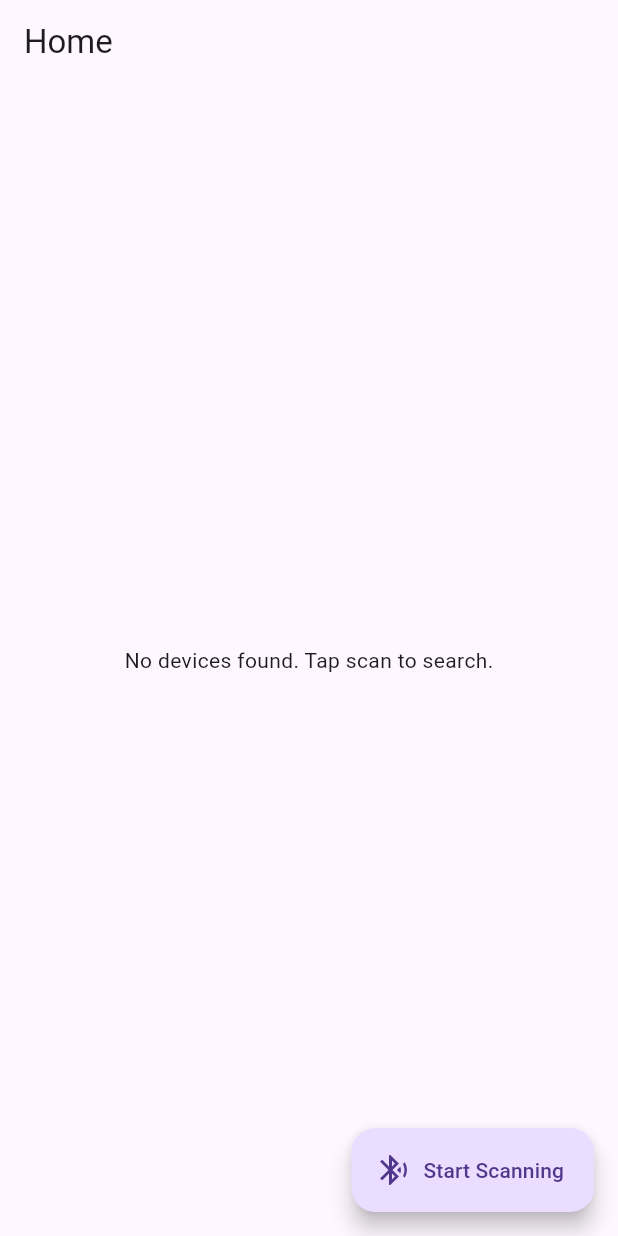
After one commit to survesufiyan/ble_scanner, a Flutter app: the screen it shows after launch, after a tap on "Start Scanning", on a phone screen of 412 x 824 dp. The commit adds this screen. Run offline on Flutter 3.47's test engine with Material 3 defaults, Android fonts, the phone set to English and light mode, and no system bars; our stand-ins replace flutter_blue_plus, permission_handler.

Commit message:
updated code

```diff
--- /dev/null
+++ b/lib/homepage.dart
@@ -0,0 +1,126 @@
+import 'package:flutter/material.dart';
+import 'package:flutter_blue_plus/flutter_blue_plus.dart';
+import 'package:permission_handler/permission_handler.dart';
+import 'dart:async';
+import 'package:ble_device/connectdevice.dart';
+
+class Home extends StatefulWidget {
+  const Home({Key? key}) : super(key: key);
+
+  @override
+  State<Home> createState() => HomePage();
+}
+
+class HomePage extends State<Home> {
+  StreamSubscription<List<ScanResult>>? _scanSubscription;
+  List<ScanResult> _scanResults = [];
+  bool _isScanning = false;
+
+  Future<void> _checkPermissions() async {
+    if (await Permission.bluetoothScan.isDenied ||
+        await Permission.bluetoothConnect.isDenied ||
+        await Permission.location.isDenied) {
+      await [
+        Permission.bluetoothScan,
+        Permission.bluetoothConnect,
+        Permission.location,
+      ].request();
+    }
+  }
+
+  Future<void> _startScanByServiceUuid() async {
+    await _checkPermissions();
+
+    final adapterState = await FlutterBluePlus.adapterState.first;
+    if (adapterState != BluetoothAdapterState.on) {
+      ScaffoldMessenger.of(
+        context,
+      ).showSnackBar(SnackBar(content: Text('Bluetooth is not enabled.')));
+      return;
+    }
+
+    await _scanSubscription?.cancel();
+    _scanResults.clear();
+    setState(() {
+      _isScanning = true;
+    });
+
+    _scanSubscription = FlutterBluePlus.onScanResults.listen(
+      (results) {
+        setState(() {
+          _scanResults = results;
+        });
+      },
+      onError: (e) {
+        print("Scan error: $e");
+      },
+    );
+
+    try {
+      await FlutterBluePlus.startScan(
+        withServices: [Guid('6e400001-b5a3-f393-e0a9-e50e24dcca9e')],
+        timeout: const Duration(seconds: 15),
+      );
+      await FlutterBluePlus.isScanning.where((val) => val == false).first;
+    } catch (e) {
+      print("Scan failed: $e");
+    }
+    setState(() {
+      _isScanning = false;
+    });
+  }
+
+  Future<void> _stopScan() async {
+    await FlutterBluePlus.stopScan();
+    await _scanSubscription?.cancel();
+    setState(() {
+      _isScanning = false;
+    });
+  }
+
+  @override
+  Widget build(BuildContext context) {
+    // Filter scan results to only those advertising the service UUID
+    final filteredResults = _scanResults.where((result) {
+      final advertisedUuids = result.advertisementData.serviceUuids
+          .map((uuid) => uuid.toString().toLowerCase())
+          .toList();
+      return advertisedUuids.contains('6e400001-b5a3-f393-e0a9-e50e24dcca9e');
+    }).toList();
+    return Scaffold(
+      appBar: AppBar(title: Text('Home')),
+      body: filteredResults.isEmpty
+          ? Center(child: Text('No devices found. Tap scan to search.'))
+          : ListView.builder(
+              itemCount: filteredResults.length,
+              itemBuilder: (context, index) {
+                final result = filteredResults[index];
+                final name = result.device.name.isNotEmpty
+                    ? result.device.name
+                    : result.device.remoteId.toString();
+                return ListTile(
+                  title: Text(name),
+                  subtitle: Text('RSSI: ${result.rssi}'),
+                  trailing: ElevatedButton(
+                    child: Text('Connect'),
+                    onPressed: () {
+                      Navigator.push(
+                        context,
+                        MaterialPageRoute(
+                          builder: (context) =>
+                              ConnectDevice(scanResult: result),
+                        ),
+                      );
+                    },
+                  ),
+                );
+              },
+            ),
+      floatingActionButton: FloatingActionButton.extended(
+        onPressed: _isScanning ? _stopScan : _startScanByServiceUuid,
+        label: Text(_isScanning ? 'Stop Scanning' : 'Start Scanning'),
+        icon: Icon(_isScanning ? Icons.stop : Icons.bluetooth_searching),
+      ),
+    );
+  }
+}
```
Also changed, not shown: lib/connectdevice.dart (added, +261 -0 lines), lib/main.dart (+5 -162 lines), 1 other file.
